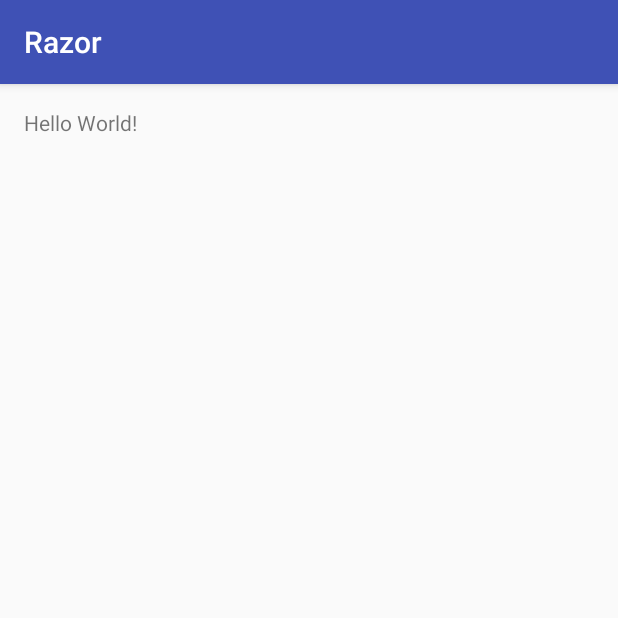
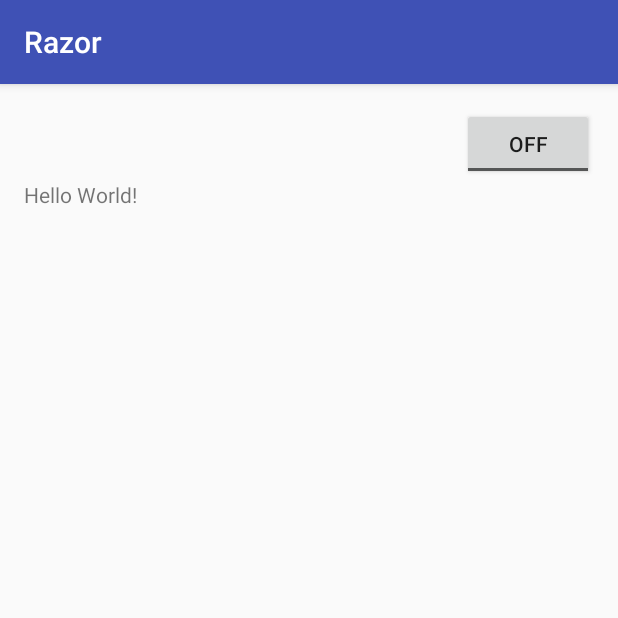
Before and after one commit to zagharoot/razor, an Android app: the screen it shows after launch (MainActivity), on a phone screen of 412 x 824 dp, the top half of it. Run offline under Robolectric (Android 15) with nearby library versions, the phone set to English and light mode, and no system bars.

```diff
--- a/android-razor/app/src/main/java/com/razorski/razor/MainActivity.java
+++ b/android-razor/app/src/main/java/com/razorski/razor/MainActivity.java
@@ -1,7 +1,7 @@
 package com.razorski.razor;
 
+import android.os.Bundle;
 import android.support.v7.app.AppCompatActivity;
-import android.os.Bundle;
 
 public class MainActivity extends AppCompatActivity {
 
--- a/android-razor/app/src/main/res/layout/activity_main.xml
+++ b/android-razor/app/src/main/res/layout/activity_main.xml
@@ -10,8 +10,18 @@
     android:paddingTop="@dimen/activity_vertical_margin"
     tools:context="com.razorski.razor.MainActivity">
 
+    <ToggleButton
+        android:text="ToggleButton"
+        android:layout_width="wrap_content"
+        android:layout_height="wrap_content"
+        android:id="@+id/toggleButton"
+        android:layout_alignParentTop="true"
+        android:layout_alignParentEnd="true" />
+
     <TextView
         android:layout_width="wrap_content"
         android:layout_height="wrap_content"
-        android:text="Hello World!" />
+        android:text="Hello World!"
+        android:layout_below="@+id/toggleButton"
+        android:layout_alignParentStart="true" />
 </RelativeLayout>
--- a/android-razor/build.gradle
+++ b/android-razor/build.gradle
@@ -3,10 +3,11 @@
 buildscript {
     repositories {
         jcenter()
+        maven { url "https://plugins.gradle.org/m2/"}
     }
     dependencies {
         classpath 'com.android.tools.build:gradle:2.2.0'
-
+        classpath 'com.google.protobuf:protobuf-gradle-plugin:0.8.0'
         // NOTE: Do not place your application dependencies here; they belong
         // in the individual module build.gradle files
     }
@@ -15,6 +16,7 @@
 allprojects {
     repositories {
         jcenter()
+        mavenCentral()
     }
 }
 
```
Also changed, not shown: android-razor/app/build.gradle (+20 -0 lines), 1 other file.
